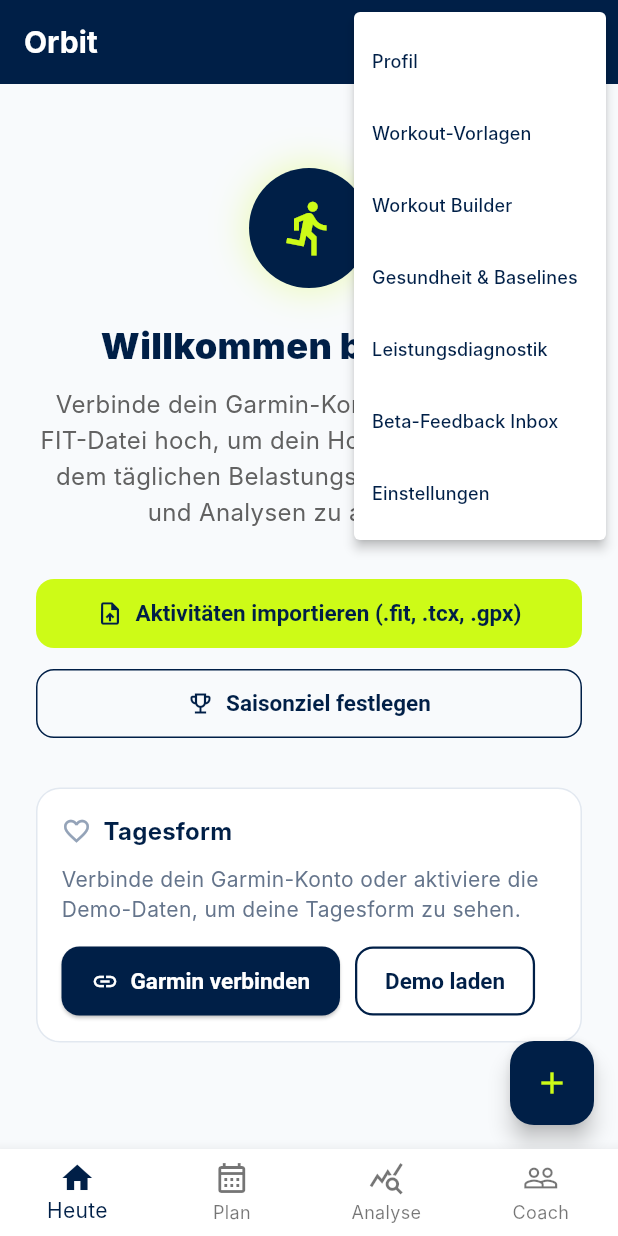
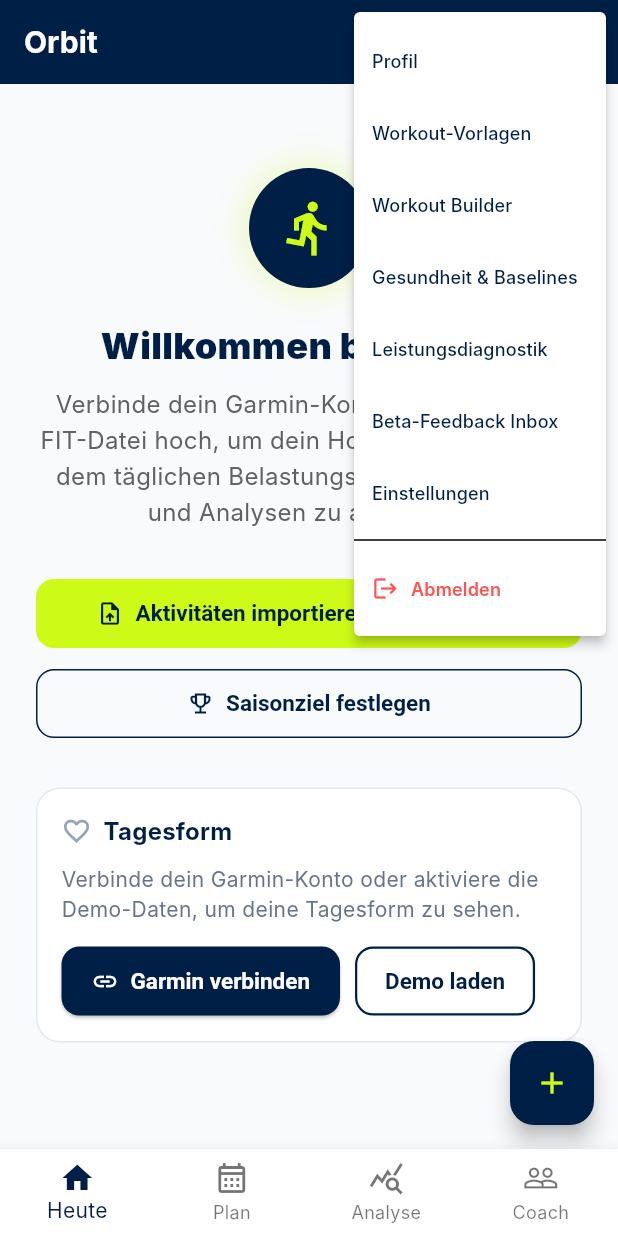
Before and after one commit to TimZarges/Orbit-1, a Flutter app: the screen it shows once a user with an empty profile is signed in, after a tap on the "person" icon, on a phone screen of 412 x 824 dp. Run offline on Flutter 3.47's test engine with Material 3 defaults, Android fonts, the phone set to English and light mode, and no system bars; our stand-ins replace cloud_firestore, cloud_functions, file_picker, firebase_auth, firebase_core, firebase_storage and 4 more; missing offline and left inert: firebase_app_check; accounts and stored records are empty; Roboto replaces fonts that are missing (Inter).

Commit message:
feat(auth): add logout option to settings and avatar menu with confirmation

```diff
--- a/lib/features/dashboard/screens/dashboard_screen.dart
+++ b/lib/features/dashboard/screens/dashboard_screen.dart
@@ -2,6 +2,7 @@
 import 'package:flutter_riverpod/flutter_riverpod.dart';
 import 'package:go_router/go_router.dart';
 import 'package:firebase_auth/firebase_auth.dart';
+import '../../auth/providers/auth_provider.dart';
 import '../../auth/providers/user_provider.dart';
 import '../../coach_link/screens/athlete_coach_tab_screen.dart';
 import '../../coach_link/screens/trainer_athletes_tab_screen.dart';
@@ -126,11 +127,33 @@
                             value: '/settings',
                             child: Text('Einstellungen'),
                           ),
+                          const PopupMenuDivider(),
+                          const PopupMenuItem(
+                            value: 'logout',
+                            child: Row(
+                              children: [
+                                Icon(Icons.logout,
+                                    size: 18, color: Colors.redAccent),
+                                SizedBox(width: 8),
+                                Text(
+                                  'Abmelden',
+                                  style: TextStyle(
+                                    color: Colors.redAccent,
+                                    fontWeight: FontWeight.w600,
+                                  ),
+                                ),
+                              ],
+                            ),
+                          ),
                         ],
                       );
 
                       if (selected != null && btnContext.mounted) {
-                        btnContext.push(selected);
+                        if (selected == 'logout') {
+                          await ref.read(authServiceProvider).signOut();
+                        } else {
+                          btnContext.push(selected);
+                        }
                       }
                     },
                   ),
```
Also changed, not shown: lib/features/beta_feedback/screens/admin_feedback_screen.dart (+3 -5 lines), lib/features/settings/screens/settings_screen.dart (+46 -0 lines), 2 other files.
